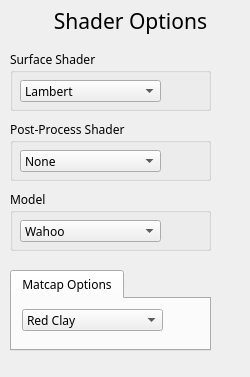
Old version of the form assignment_package/forms/shadercontrols.ui in the repository mialana/glsl-simple-shaders.
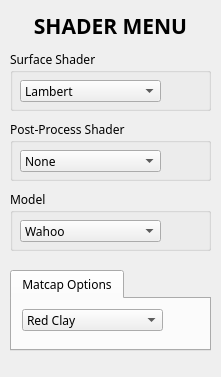
New version of the form.

```diff
--- a/assignment_package/forms/shadercontrols.ui
+++ b/assignment_package/forms/shadercontrols.ui
@@ -6,12 +6,15 @@
    <rect>
     <x>0</x>
     <y>0</y>
-    <width>250</width>
+    <width>221</width>
     <height>377</height>
    </rect>
   </property>
   <property name="windowTitle">
-   <string>Form</string>
+   <string>Menu</string>
+  </property>
+  <property name="autoFillBackground">
+   <bool>false</bool>
   </property>
   <widget class="QGroupBox" name="groupBox_2">
    <property name="geometry">
@@ -80,19 +83,20 @@
    <property name="geometry">
     <rect>
      <x>10</x>
-     <y>0</y>
-     <width>241</width>
-     <height>41</height>
+     <y>10</y>
+     <width>201</width>
+     <height>31</height>
     </rect>
    </property>
    <property name="font">
     <font>
      <family>Gadugi</family>
      <pointsize>16</pointsize>
+     <bold>true</bold>
     </font>
    </property>
    <property name="text">
-    <string>Shader Options</string>
+    <string>SHADER MENU</string>
    </property>
    <property name="alignment">
     <set>Qt::AlignCenter</set>
```
Left out of the diff: 2 changed lines with no effect on the pictures.
